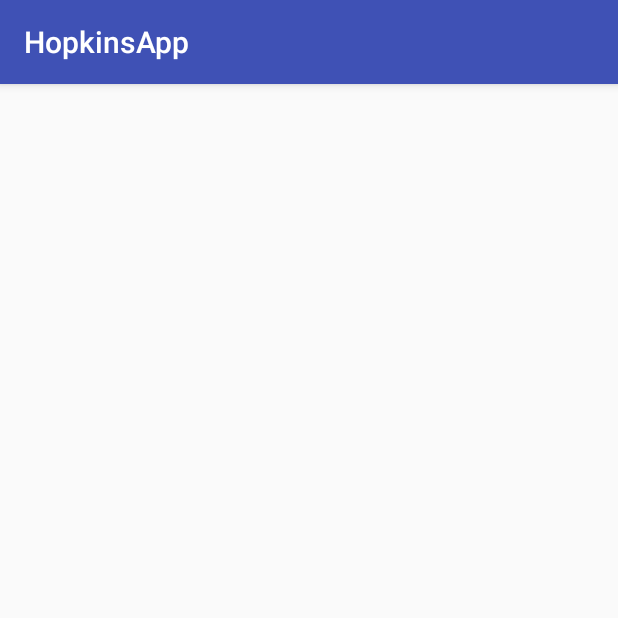
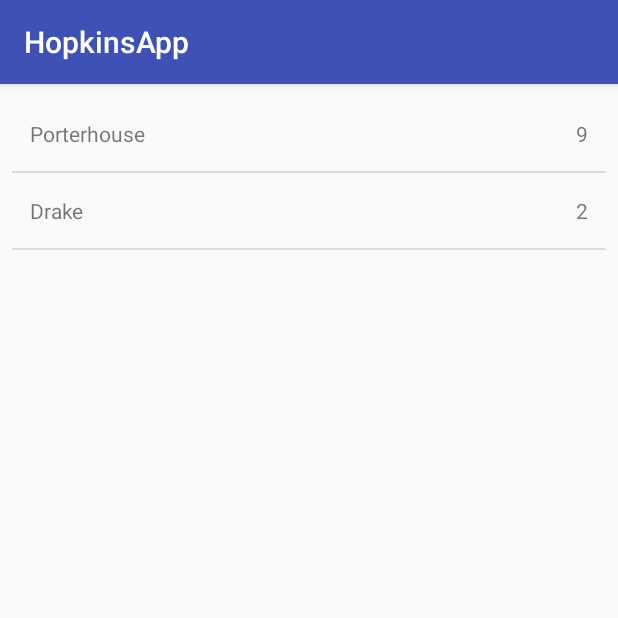
Before and after one commit to HopkinsT/MobileSoftwareTutorial, an Android app: the BulldogListActivity screen opened directly, with no data from a screen before it, on a phone screen of 412 x 824 dp, the top half of it. Run offline under Robolectric (Android 15) with nearby library versions, the phone set to English and light mode, and no system bars.

Commit message:
'tutorial_two'

```diff
--- a/app/src/main/AndroidManifest.xml
+++ b/app/src/main/AndroidManifest.xml
@@ -16,7 +16,8 @@
                 <category android:name="android.intent.category.LAUNCHER" />
             </intent-filter>
         </activity>
-        <activity android:name=".BulldogListActivity"></activity>
+        <activity android:name=".BulldogListActivity" />
+        <activity android:name=".BulldogActivity"></activity>
     </application>
 
 </manifest>
--- /dev/null
+++ b/app/src/main/java/com/examples/tylerhopkins/hopkinsapp/Bulldog.java
@@ -0,0 +1,40 @@
+package com.examples.tylerhopkins.hopkinsapp;
+
+import java.io.Serializable;
+
+/**
+ * Created by Tyler Hopkins on 9/13/2017.
+ */
+
+public class Bulldog implements Serializable {
+    private String name;
+    private String age;
+
+    public String getName() {
+        return name;
+    }
+
+    public void setName(String name) {
+        this.name = name;
+    }
+
+    public String getAge() {
+        return age;
+    }
+
+    public void setAge(String age) {
+        this.age = age;
+    }
+
+    public Bulldog()
+    {
+        name = "Generic Dog";
+        age = "NULL";
+    }
+
+     public Bulldog(String name, String age)
+    {
+        this.name = name;
+        this.age = age;
+    }
+}
--- /dev/null
+++ b/app/src/main/java/com/examples/tylerhopkins/hopkinsapp/BulldogActivity.java
@@ -0,0 +1,22 @@
+package com.examples.tylerhopkins.hopkinsapp;
+
+import android.support.v7.app.AppCompatActivity;
+import android.os.Bundle;
+import android.widget.TextView;
+
+public class BulldogActivity extends AppCompatActivity {
+
+    private TextView textView;
+
+    @Override
+    protected void onCreate(Bundle savedInstanceState) {
+        super.onCreate(savedInstanceState);
+        setContentView(R.layout.activity_bulldog);
+
+        textView = (TextView) findViewById(R.id.textView);
+
+        Bulldog bulldog = (Bulldog) getIntent().getSerializableExtra("bulldog");
+        textView.setText(bulldog.getName());
+
+    }
+}
--- /dev/null
+++ b/app/src/main/java/com/examples/tylerhopkins/hopkinsapp/BulldogArrayAdapter.java
@@ -0,0 +1,59 @@
+package com.examples.tylerhopkins.hopkinsapp;
+
+import android.content.Context;
+import android.view.LayoutInflater;
+import android.view.View;
+import android.view.ViewGroup;
+import android.widget.BaseAdapter;
+import android.widget.TextView;
+
+import java.util.ArrayList;
+
+/**
+ * Created by Tyler Hopkins on 9/13/2017.
+ */
+
+public class BulldogArrayAdapter extends BaseAdapter
+{
+    private Context mContext;
+    private LayoutInflater mInflater;
+    private ArrayList<Bulldog> mDataSource;
+
+    public BulldogArrayAdapter(Context context, ArrayList<Bulldog> items)
+    {
+        mContext = context;
+        mDataSource = items;
+        mInflater = (LayoutInflater) mContext.getSystemService(Context.LAYOUT_INFLATER_SERVICE);
+    }
+
+    @Override
+    public int getCount()
+    {
+        return mDataSource.size();
+    }
+
+    @Override
+    public Bulldog getItem(int position)
+    {
+        return mDataSource.get(position);
+    }
+
+    @Override
+    public long getItemId(int position)
+    {
+        return position;
+    }
+
+    @Override
+    public View getView(int position, View convertView, ViewGroup parent)
+    {
+        View rowView = mInflater.inflate(R.layout.bulldog_cell, parent, false);
+        TextView name = rowView.findViewById(R.id.name_label);
+        name.setText(getItem(position).getName());
+
+        TextView age = rowView.findViewById(R.id.age_label);
+        age.setText(getItem(position).getAge());
+
+        return rowView;
+    }
+}
--- a/app/src/main/java/com/examples/tylerhopkins/hopkinsapp/BulldogListActivity.java
+++ b/app/src/main/java/com/examples/tylerhopkins/hopkinsapp/BulldogListActivity.java
@@ -1,21 +1,48 @@
 package com.examples.tylerhopkins.hopkinsapp;
 
+import android.content.Intent;
 import android.support.v7.app.AppCompatActivity;
 import android.os.Bundle;
-import android.widget.TextView;
+import android.widget.AdapterView;
+import android.widget.ListView;
+
+import java.io.Serializable;
+import java.util.ArrayList;
+import android.view.View;
 
 public class BulldogListActivity extends AppCompatActivity {
 
-    private TextView textView;
+    private ListView bulldogList;
 
     @Override
     protected void onCreate(Bundle savedInstanceState) {
         super.onCreate(savedInstanceState);
         setContentView(R.layout.activity_bulldog_list);
 
-        textView = (TextView) findViewById(R.id.textView);
+        ArrayList<Bulldog> bulldogs = new ArrayList<Bulldog>();
+        bulldogList = (ListView) findViewById(R.id.bulldog_list);
 
-        String email = getIntent().getStringExtra("email");
-        textView.setText(email);
+        Bulldog bulldog1 = new Bulldog("Porterhouse", "9");
+        Bulldog bulldog2 = new Bulldog();
+        bulldog2.setAge("2");
+        bulldog2.setName("Drake");
+
+        bulldogs.add(bulldog1);
+        bulldogs.add(bulldog2);
+
+        final BulldogArrayAdapter adapter = new BulldogArrayAdapter(this, bulldogs);
+        bulldogList.setAdapter(adapter);
+
+        bulldogList.setOnItemClickListener(new AdapterView.OnItemClickListener(){
+            @Override
+            public void onItemClick(AdapterView<?> adapterView, View view, int i, long l)
+            {
+                final Bulldog bulldog = (Bulldog) adapterView.getItemAtPosition(i);
+                Intent intent = new Intent(view.getContext(), BulldogActivity.class);
+                intent.putExtra("bulldog", (Serializable) bulldog);
+                startActivity(intent);
+            }
+        });
+
     }
 }
--- /dev/null
+++ b/app/src/main/res/layout/activity_bulldog.xml
@@ -0,0 +1,19 @@
+<?xml version="1.0" encoding="utf-8"?>
+<android.support.constraint.ConstraintLayout xmlns:android="http://schemas.android.com/apk/res/android"
+    xmlns:app="http://schemas.android.com/apk/res-auto"
+    xmlns:tools="http://schemas.android.com/tools"
+    android:layout_width="match_parent"
+    android:layout_height="match_parent"
+    tools:context="com.examples.tylerhopkins.hopkinsapp.BulldogActivity">
+
+    <TextView
+        android:id="@+id/textView"
+        android:layout_width="wrap_content"
+        android:layout_height="wrap_content"
+        android:text="TextView"
+        tools:layout_editor_absoluteX="167dp"
+        app:layout_constraintTop_toTopOf="parent"
+        android:layout_marginTop="8dp"
+        app:layout_constraintBottom_toBottomOf="parent"
+        android:layout_marginBottom="8dp" />
+</android.support.constraint.ConstraintLayout>
--- a/app/src/main/res/layout/activity_bulldog_list.xml
+++ b/app/src/main/res/layout/activity_bulldog_list.xml
@@ -6,17 +6,18 @@
     android:layout_height="match_parent"
     tools:context="com.examples.tylerhopkins.hopkinsapp.BulldogListActivity">
 
-    <TextView
-        android:id="@+id/textView"
+    <ListView
+        android:id="@+id/bulldog_list"
         android:layout_width="0dp"
-        android:layout_height="wrap_content"
-        android:text="TextView"
-        android:layout_marginLeft="32dp"
+        android:layout_height="0dp"
+        android:layout_marginBottom="8dp"
+        android:layout_marginLeft="8dp"
+        android:layout_marginRight="8dp"
+        android:layout_marginTop="8dp"
+        app:layout_constraintBottom_toBottomOf="parent"
+        app:layout_constraintHorizontal_bias="0.0"
         app:layout_constraintLeft_toLeftOf="parent"
-        android:layout_marginRight="32dp"
         app:layout_constraintRight_toRightOf="parent"
         app:layout_constraintTop_toTopOf="parent"
-        android:layout_marginTop="8dp"
-        app:layout_constraintBottom_toBottomOf="parent"
-        android:layout_marginBottom="8dp" />
+        app:layout_constraintVertical_bias="0.5" />
 </android.support.constraint.ConstraintLayout>
--- /dev/null
+++ b/app/src/main/res/layout/bulldog_cell.xml
@@ -0,0 +1,24 @@
+<?xml version="1.0" encoding="utf-8"?>
+<RelativeLayout xmlns:android="http://schemas.android.com/apk/res/android"
+    android:layout_width="match_parent"
+    android:layout_height="50dp">
+
+    <TextView
+        android:id="@+id/name_label"
+        android:layout_width="wrap_content"
+        android:layout_height="wrap_content"
+        android:layout_alignParentStart="true"
+        android:layout_centerVertical="true"
+        android:layout_marginStart="12dp"
+        android:layout_toStartOf="@+id/age_label"
+        android:text="TextView" />
+
+    <TextView
+        android:id="@+id/age_label"
+        android:layout_width="wrap_content"
+        android:layout_height="wrap_content"
+        android:layout_alignParentEnd="true"
+        android:layout_alignTop="@+id/name_label"
+        android:layout_marginRight="12dp"
+        android:text="TextView" />
+</RelativeLayout>
```
